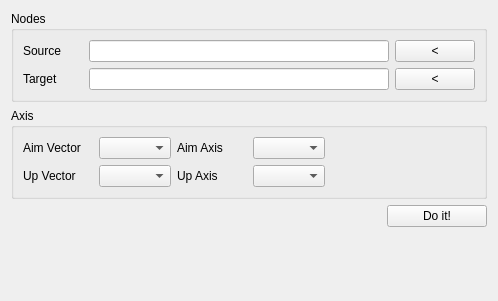
EriLee/petfactory_maya_scripts, file petfactory/rigging/remap_axis/remap_axis_ui.ui: the form before one commit.
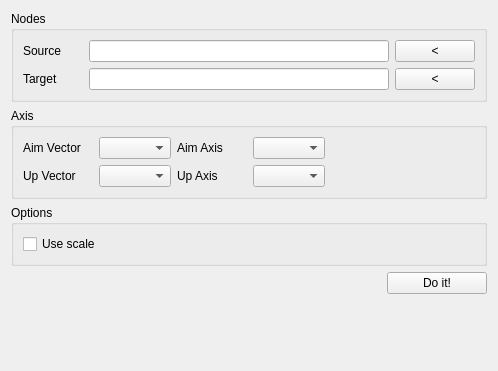
The form after the commit.

Commit message: add use scale cb

The edit to the form file:
```diff
--- a/petfactory/rigging/remap_axis/remap_axis_ui.ui
+++ b/petfactory/rigging/remap_axis/remap_axis_ui.ui
@@ -7,7 +7,7 @@
     <x>0</x>
     <y>0</y>
     <width>475</width>
-    <height>301</height>
+    <height>371</height>
    </rect>
   </property>
   <property name="windowTitle">
@@ -222,6 +222,35 @@
      </layout>
     </widget>
    </item>
+   <item>
+    <widget class="QGroupBox" name="groupBox_3">
+     <property name="title">
+      <string>Options</string>
+     </property>
+     <layout class="QHBoxLayout" name="horizontalLayout_6">
+      <item>
+       <widget class="QCheckBox" name="checkBox">
+        <property name="text">
+         <string>Use scale</string>
+        </property>
+       </widget>
+      </item>
+      <item>
+       <spacer name="horizontalSpacer_2">
+        <property name="orientation">
+         <enum>Qt::Horizontal</enum>
+        </property>
+        <property name="sizeHint" stdset="0">
+         <size>
+          <width>336</width>
+          <height>20</height>
+         </size>
+        </property>
+       </spacer>
+      </item>
+     </layout>
+    </widget>
+   </item>
    <item>
     <layout class="QHBoxLayout" name="horizontalLayout_5">
      <item>
```
